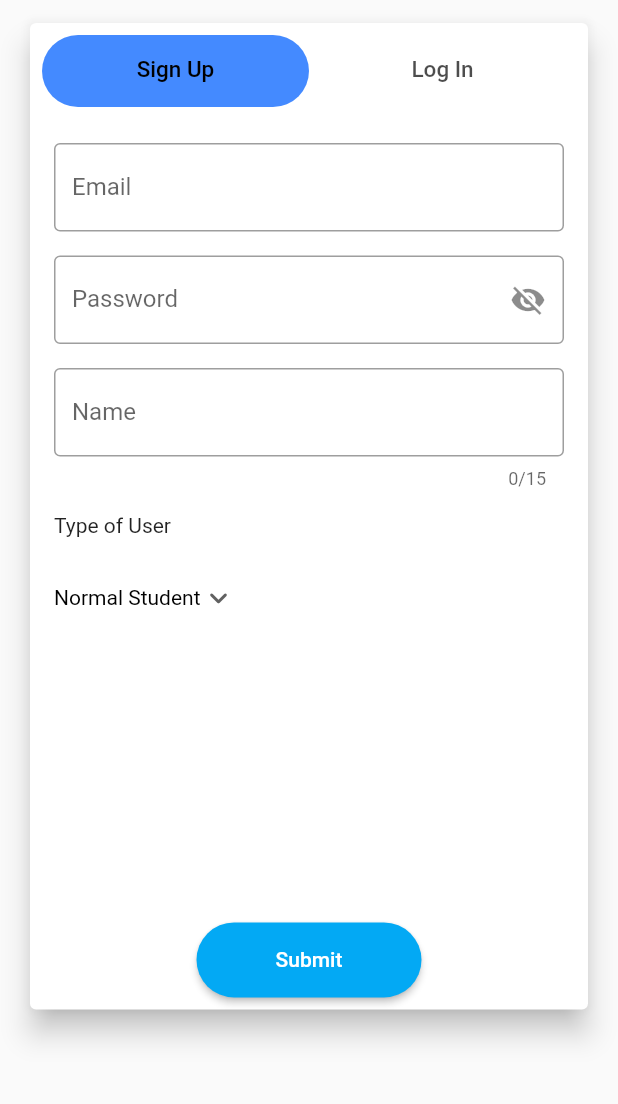
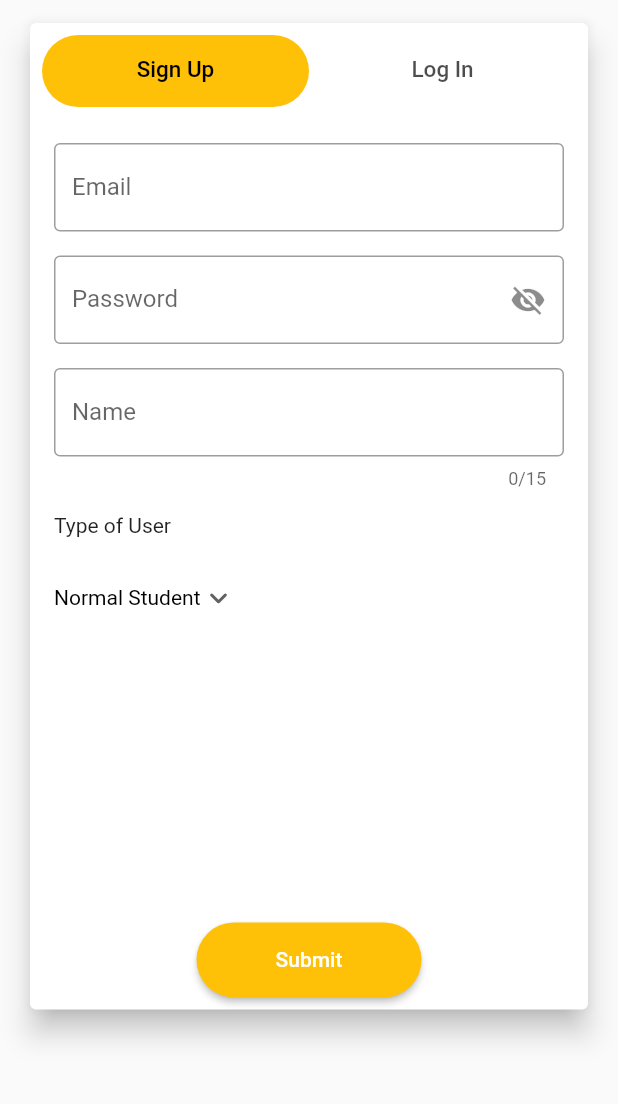
Before and after one commit to hagar-yasser/The_GUC_CC_App, a Flutter app: the screen it shows after launch, on a phone screen of 412 x 824 dp, the part 112-1216 px from its top. Run offline on Flutter 3.47's test engine with Material 2 defaults, Android fonts, the light colour scheme and no system bars; drawn by our look-alikes of rounded_loading_button; our stand-ins replace cloud_firestore, firebase_auth, firebase_core; accounts and stored records are empty.

Commit message:
changing the color of the siginUp page

```diff
--- a/lib/MyRoundedLoadingButton.dart
+++ b/lib/MyRoundedLoadingButton.dart
@@ -39,6 +39,7 @@ class _MyRoundedLoadingButtonState extends State<MyRoundedLoadingButton> {
     return RoundedLoadingButton(
       controller: _loadingController,
       successColor: Color(0xffEA907A),
+      color: Colors.amber,
       onPressed: () async {
         await widget.action();
         if (!_isDisposed && mounted) {
--- a/lib/Signing.dart
+++ b/lib/Signing.dart
@@ -89,7 +89,7 @@ class _SigningState extends State<Signing> with SingleTickerProviderStateMixin {
                         indicator: BoxDecoration(
                             borderRadius:
                                 BorderRadius.circular(50), // Creates border
-                            color: Colors.blueAccent),
+                            color: Colors.amber),
                         controller: _tabController,
                         tabs: [
                           Tab(
```
